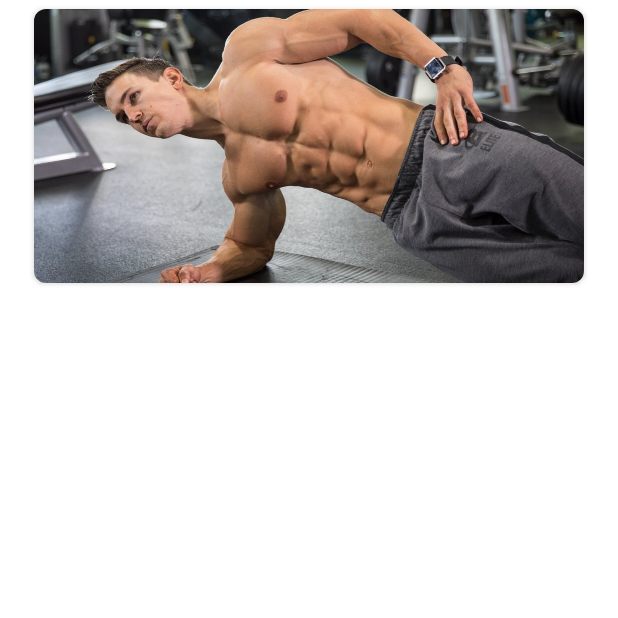
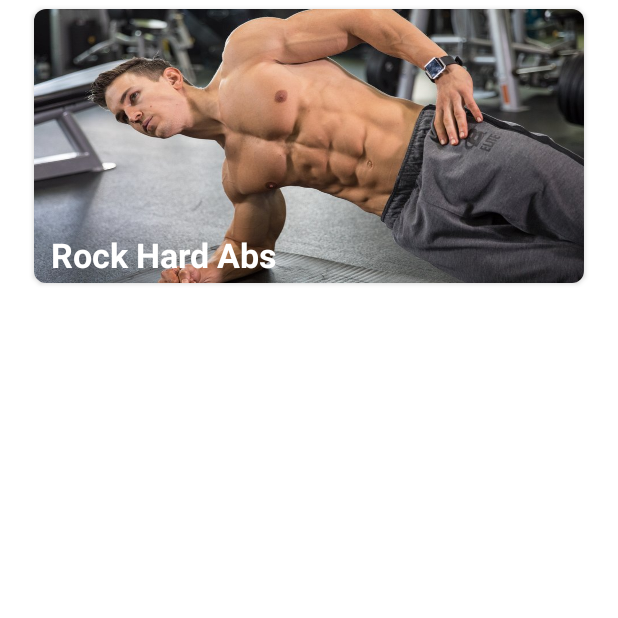
Before and after one commit to haothanhit/App-Gim, an Android app: the fragment RockHardFragment shown on its own in the app's theme, on a phone screen of 412 x 824 dp, the top half of it. Run offline under Robolectric (Android 15) with nearby library versions, the phone set to English and light mode, and no system bars; 4 statements that could not run were skipped.

Commit message:
- Add title 3 tab

```diff
--- a/app/src/main/res/layout/fragment_rock_hard.xml
+++ b/app/src/main/res/layout/fragment_rock_hard.xml
@@ -15,12 +15,30 @@
         android:background="@null"
         app:cardCornerRadius="8dp"
         >
-        <ImageView
-            android:scaleType="fitXY"
+        <RelativeLayout
             android:layout_width="match_parent"
-            android:layout_height="wrap_content"
-            android:src="@drawable/ic_tablayout_2"
-            />
+            android:layout_height="match_parent">
+
+            <ImageView
+                android:scaleType="fitXY"
+                android:layout_width="match_parent"
+                android:layout_height="wrap_content"
+                android:src="@drawable/ic_tablayout_2"
+                />
+            <TextView
+                android:layout_width="match_parent"
+                android:layout_height="wrap_content"
+                android:text="@string/rock_hard_abs"
+                android:textColor="@color/white"
+                android:layout_marginLeft="@dimen/dimen10dp"
+                android:layout_marginRight="@dimen/dimen10dp"
+                android:textSize="@dimen/text20sp"
+                android:layout_alignParentBottom="true"
+                android:textStyle="bold"
+                android:layout_marginBottom="@dimen/dimen3dp"
+                />
+        </RelativeLayout>
+
     </androidx.cardview.widget.CardView>
     <androidx.recyclerview.widget.RecyclerView
         android:id="@+id/rcv_Main_RockHard"
--- a/app/src/main/res/values/strings.xml
+++ b/app/src/main/res/values/strings.xml
@@ -46,5 +46,8 @@
     <string name="save">save</string>
     <string name="cancel">cancel</string>
     <string name="plus_time">+20s</string>
+    <string name="lose_belly_fat">Lose Belly Fat</string>
+    <string name="rock_hard_abs">Rock Hard Abs</string>
+    <string name="six_pack_abs">Six Pack Abs</string>
 
 </resources>
```
Also changed, not shown: app/src/main/res/layout/fragment_lose_belly_fat.xml (+23 -5 lines), app/src/main/res/layout/fragment_six_pack.xml (+23 -5 lines).
